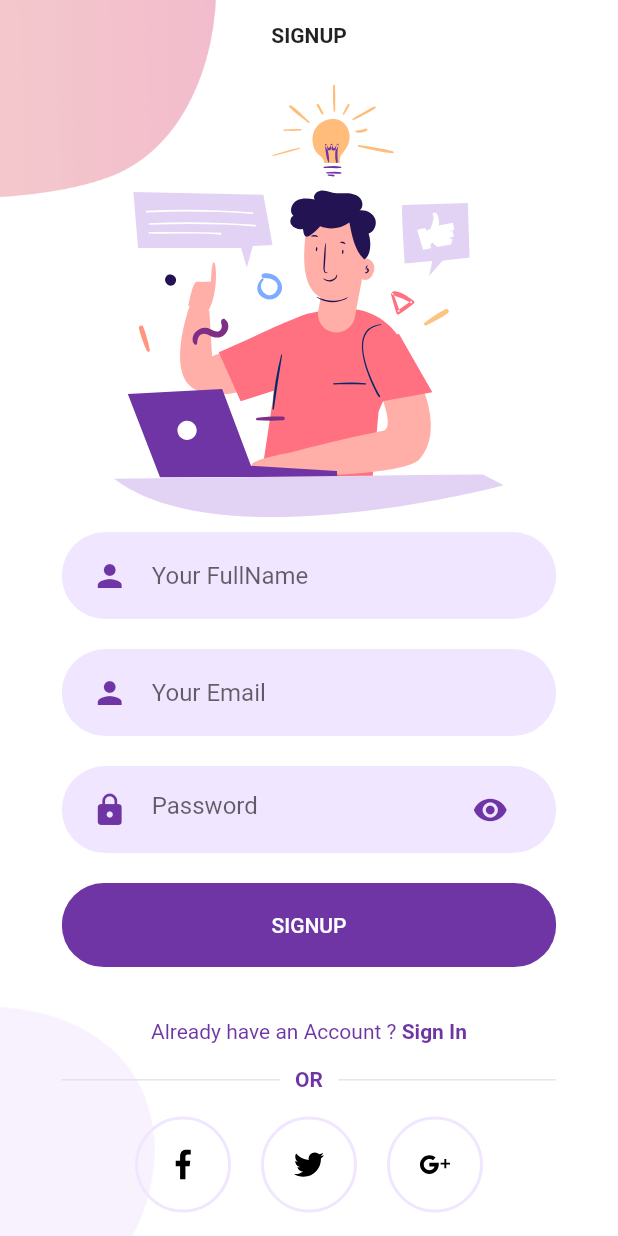
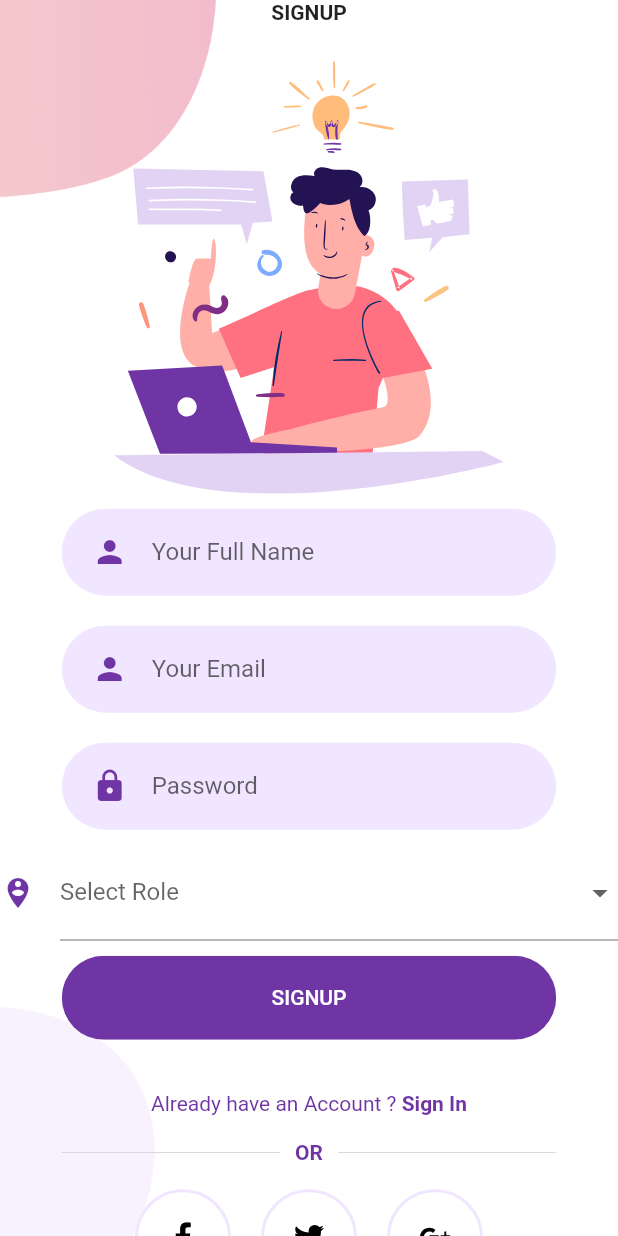
Before and after one commit to TafariBeckford/RoadSideAssistance, a Flutter app: the screen it shows after launch, on a phone screen of 412 x 824 dp. Run offline on Flutter 3.47's test engine with Material 2 defaults, Android fonts, the phone set to English and light mode, and no system bars; our stand-ins replace cloud_firestore, firebase_auth, firebase_core, flutter_svg, font_awesome_flutter; accounts and stored records are empty.

Commit message:
3rd commit

```diff
--- a/lib/Screens/Signup/signup_screen.dart
+++ b/lib/Screens/Signup/signup_screen.dart
@@ -1,3 +1,4 @@
+import 'package:RoadSideAssistance/constants.dart';
 import 'package:flutter/material.dart';
 import 'package:RoadSideAssistance/Screens/Login/login_screen.dart';
 import 'package:RoadSideAssistance/Screens/Signup/components/background.dart';
@@ -9,7 +10,6 @@ import 'package:RoadSideAssistance/components/rounded_input_field.dart';
 import 'package:RoadSideAssistance/components/rounded_password_field.dart';
 import 'package:flutter_svg/svg.dart';
 import 'package:firebase_auth/firebase_auth.dart';
-import 'package:modal_progress_hud/modal_progress_hud.dart';
 import 'package:cloud_firestore/cloud_firestore.dart';
 
 class SignUpScreen extends StatefulWidget {
@@ -25,6 +25,7 @@ class _SignUpScreenState extends State<SignUpScreen> {
   String email;
   String password;
   String fullname;
+  String role;
   bool showSpinner = false;
   @override
   Widget build(BuildContext context) {
@@ -47,7 +48,12 @@ class _SignUpScreenState extends State<SignUpScreen> {
                 height: size.height * 0.35,
               ),
               RoundedInputField(
-                hintText: "Your FullName",
+                validator: (input) {
+                  if (input.isEmpty) {
+                    return 'Provide your full name';
+                  }
+                },
+                hintText: "Your Full Name",
                 onChanged: (value) {
                   fullname = value;
                 },
@@ -73,6 +79,26 @@ class _SignUpScreenState extends State<SignUpScreen> {
                   password = value;
                 },
               ),
+              Container(
+                child: DropdownButtonFormField<String>(
+                  decoration: InputDecoration(
+                      labelText: 'Select Role',
+                      icon: Icon(
+                        Icons.person_pin_circle,
+                        color: kPrimaryColor,
+                      )),
+                  value: role,
+                  items: ["Customer", "Service Provider"]
+                      .map((label) => DropdownMenuItem(
+                            child: Text(label),
+                            value: label,
+                          ))
+                      .toList(),
+                  onChanged: (value) {
+                    setState(() => role = value);
+                  },
+                ),
+              ),
               RoundedButton(
                 text: "SIGNUP",
                 Onpressed: () async {
@@ -83,10 +109,11 @@ class _SignUpScreenState extends State<SignUpScreen> {
                     print('Form is invalid');
                   }
                   try {
+                    // ignore: non_constant_identifier_names
                     final NewUser = await _auth.createUserWithEmailAndPassword(
                         email: email, password: password);
                     User user = NewUser.user;
-                    await Data(uid: user.uid).userData(fullname);
+                    await Data(uid: user.uid).userData(fullname, role);
                     if (NewUser != null) {
                       Navigator.pushReplacement(
                           context,
@@ -141,9 +168,11 @@ class _SignUpScreenState extends State<SignUpScreen> {
 class Data {
   final String uid;
   Data({this.uid});
+  // ignore: non_constant_identifier_names
   final CollectionReference UserCollection =
       FirebaseFirestore.instance.collection('users');
-  Future userData(String fullname) async {
-    return await UserCollection.doc(uid).set({'fullname': fullname});
+  Future userData(String fullname, String role) async {
+    return await UserCollection.doc(uid)
+        .set({'fullname': fullname, 'role': role});
   }
 }
--- a/lib/components/rounded_button.dart
+++ b/lib/components/rounded_button.dart
@@ -3,11 +3,13 @@ import 'package:RoadSideAssistance/constants.dart';
 
 class RoundedButton extends StatelessWidget {
   final String text;
+  // ignore: non_constant_identifier_names
   final Function Onpressed;
   final Color color, textColor;
   const RoundedButton({
     Key key,
     this.text,
+    // ignore: non_constant_identifier_names
     this.Onpressed,
     this.color = kPrimaryColor,
     this.textColor = Colors.white,
--- a/lib/components/rounded_password_field.dart
+++ b/lib/components/rounded_password_field.dart
@@ -24,10 +24,6 @@ class RoundedPasswordField extends StatelessWidget {
             Icons.lock,
             color: kPrimaryColor,
           ),
-          suffixIcon: Icon(
-            Icons.visibility,
-            color: kPrimaryColor,
-          ),
           border: InputBorder.none,
         ),
       ),
--- a/lib/constants.dart
+++ b/lib/constants.dart
@@ -1,4 +1,10 @@
 import 'package:flutter/material.dart';
 
 const kPrimaryColor = Color(0xFF6F35A5);
+
 const kPrimaryLightColor = Color(0xFFF1E6FF);
+
+const kLabelTextStyle = TextStyle(
+  fontSize: 18.0,
+  color: Color(0xFF8D8E98),
+);
--- a/pubspec.yaml
+++ b/pubspec.yaml
@@ -33,6 +33,7 @@ dependencies:
   animated_text_kit: ^2.5.4
   modal_progress_hud: ^0.1.3
   flutter_svg: ^0.19.0
+  font_awesome_flutter: ^8.4.0
 
 dev_dependencies:
   flutter_test:
```
Also changed, not shown: lib/Screens/Dashboard/Home.dart (added, +44 -0 lines), lib/Screens/Dashboard/admin_dash.dart (added, +13 -0 lines), lib/Screens/Dashboard/customer_dashboard.dart (+55 -5 lines), lib/Screens/Login/login_screen.dart (+41 -3 lines), lib/components/icon_content.dart (added, +29 -0 lines), lib/components/reusable_card.dart (added, +24 -0 lines), pubspec.lock.
